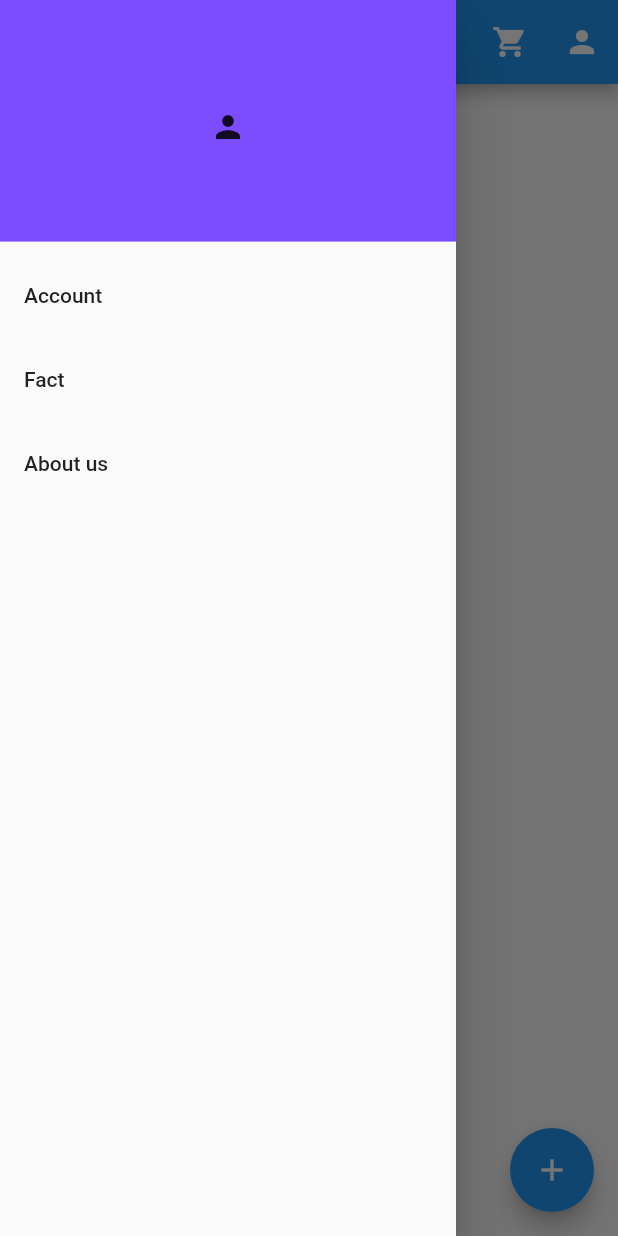
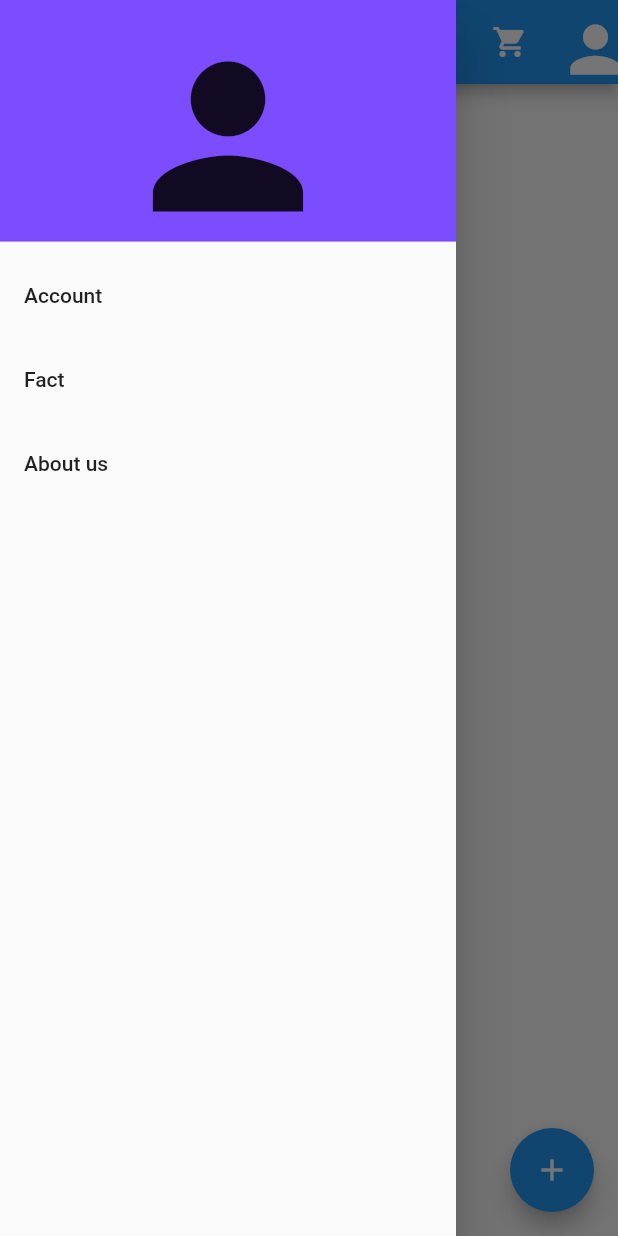
Before and after one commit to brucy34/drawer_app, a Flutter app: the screen it shows after launch, with the side drawer open, on a phone screen of 412 x 824 dp. Run offline on Flutter 3.47's test engine with Material 2 defaults, Android fonts, the phone set to English and light mode, and no system bars.

Commit message:
modifying some appearance on the drawer header

```diff
--- a/lib/main.dart
+++ b/lib/main.dart
@@ -73,7 +73,7 @@ class _MyHomePageState extends State<MyHomePage> {
       drawer: Drawer(
         child: ListView(
           children:[
-            DrawerHeader(child: Icon(Icons.person),
+            DrawerHeader(child: Icon(Icons.person,size: 150.0,),
             decoration: BoxDecoration(color: Colors.deepPurpleAccent),),
             ListTile(title:Text("Account"),onTap:(){
 
@@ -95,7 +95,7 @@ class _MyHomePageState extends State<MyHomePage> {
 
         actions: [
           IconButton(onPressed: () {print("YOu clicked on me");}, icon: Icon(Icons.shopping_cart)),
-          IconButton(onPressed: () {print("I'm your boss");}, icon: Icon(Icons.person)),
+          IconButton(onPressed: () {print("I'm your boss");}, icon: Icon(Icons.person,size:50.0)),
         ],
       ),
       body: Center(
```
